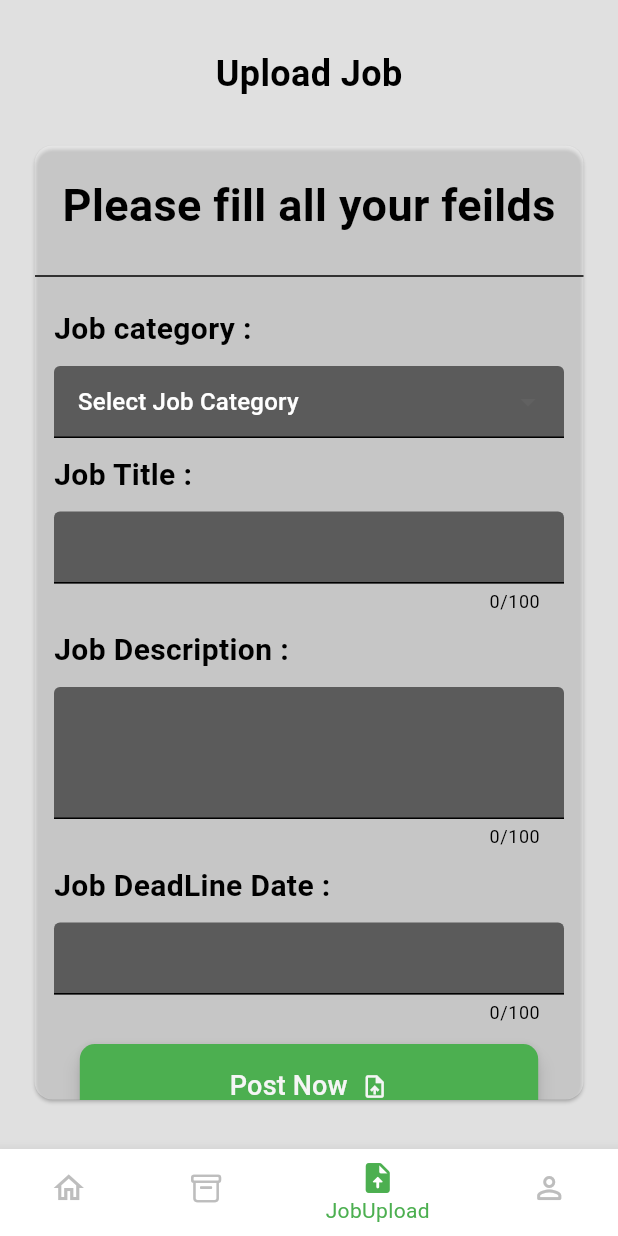
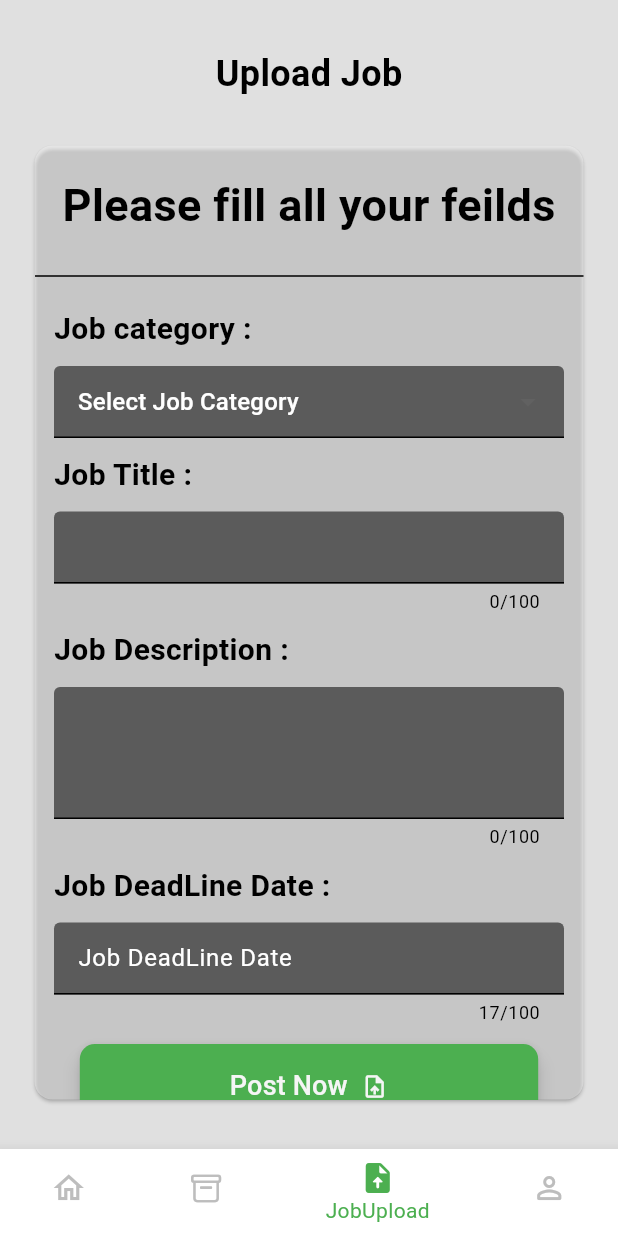
Before and after one commit to Yogendra-Nimje/Minor-Project, a Flutter app: the screen it shows once a user with an empty profile is signed in, item 3 of the bottom bar chosen, on a phone screen of 412 x 824 dp. Run offline on Flutter 3.47's test engine with Material 3 defaults, Android fonts, the phone set to English and light mode, and no system bars; our stand-ins replace animated_background, cloud_firestore, firebase_auth, firebase_core, firebase_storage, fluttertoast and 4 more; missing offline and left inert: dart:ffi, image_input; accounts and stored records are empty.

Commit message:
fix some mistackes in job uploading screen

```diff
--- a/lib/pages/home_pages/upload_job_screen.dart
+++ b/lib/pages/home_pages/upload_job_screen.dart
@@ -14,14 +14,14 @@
 
 class _UploadJobScreenState extends State<UploadJobScreen> {
 
-  TextEditingController _jobCategoryController = TextEditingController(text: "Select Job Category");
-  TextEditingController _jobTitleController = TextEditingController();
-  TextEditingController _jobDescriptionController = TextEditingController();
-  TextEditingController _jobDeadLineDateController = TextEditingController();
+  final TextEditingController _jobCategoryController = TextEditingController(text: "Select Job Category");
+  final TextEditingController _jobTitleController = TextEditingController();
+  final TextEditingController _jobDescriptionController = TextEditingController();
+  final TextEditingController _jobDeadLineDateController = TextEditingController(text: "Job DeadLine Date");
 
   final _formKey = GlobalKey<FormState>();
 
-  bool _isLoading = false;
+  final bool _isLoading = false;
 
   String? selectedCategory;
 
@@ -189,7 +189,7 @@
                                 _textFormFeilds(
                                   valuekey: 'JobTitle',
                                   controller: _jobTitleController,
-                                  enable: false,
+                                  enable: true,
                                   fct: (){},
                                   maxLength: 100,
                                 ),
@@ -197,7 +197,7 @@
                                 _textFormFeilds(
                                   valuekey: 'JobDescription',
                                   controller: _jobDescriptionController,
-                                  enable: false,
+                                  enable: true,
                                   fct: (){},
                                   maxLength: 100,
                                 ),
@@ -205,7 +205,7 @@
                                 _textFormFeilds(
                                   valuekey: 'Deadline',
                                   controller: _jobDeadLineDateController,
-                                  enable: false,
+                                  enable: true,
                                   fct: (){},
                                   maxLength: 100,
                                 ),
```
